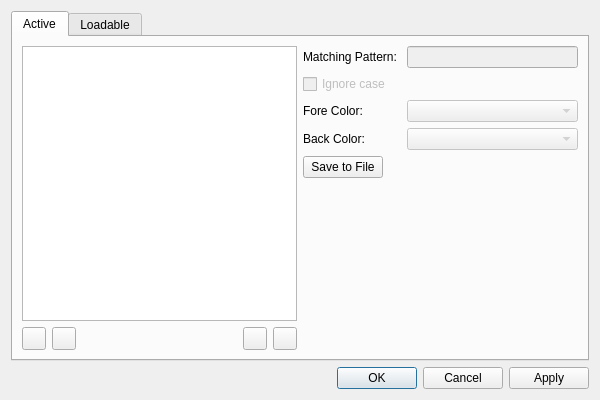
Before: the Qt Designer form src/filtersdialog.ui in gin-ahirsch/glogg, drawn with Qt 5.
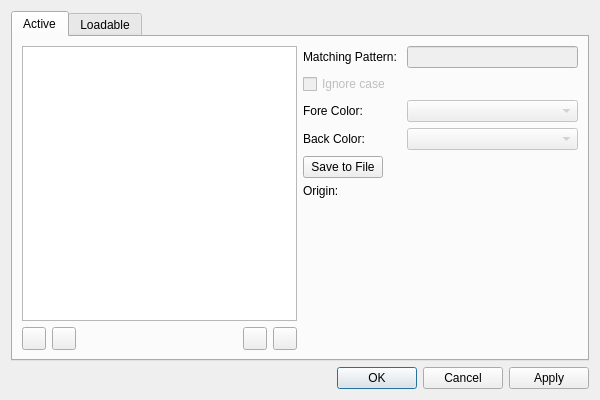
After: the same form once the commit is applied. Icons and pictures are not drawn.

Commit message: Show filter origin in FiltersDialog Active-tab.

What changed in the file:
```diff
--- a/src/filtersdialog.ui
+++ b/src/filtersdialog.ui
@@ -179,6 +179,33 @@
            </item>
           </layout>
          </item>
+         <item>
+          <widget class="QLabel" name="label_6">
+           <property name="text">
+            <string>Origin:</string>
+           </property>
+          </widget>
+         </item>
+         <item>
+          <widget class="QLabel" name="filterOrigin">
+           <property name="text">
+            <string/>
+           </property>
+          </widget>
+         </item>
+         <item>
+          <spacer name="verticalSpacer_3">
+           <property name="orientation">
+            <enum>Qt::Vertical</enum>
+           </property>
+           <property name="sizeHint" stdset="0">
+            <size>
+             <width>20</width>
+             <height>40</height>
+            </size>
+           </property>
+          </spacer>
+         </item>
         </layout>
        </item>
       </layout>
```
The commit also changes 1 other file.
